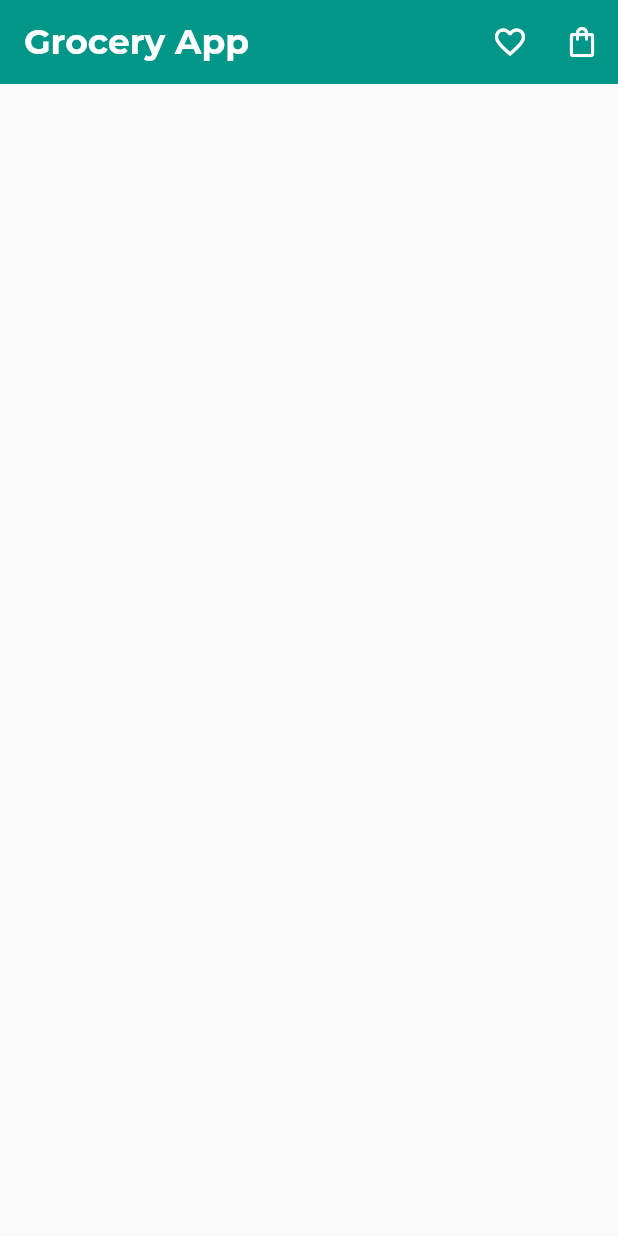
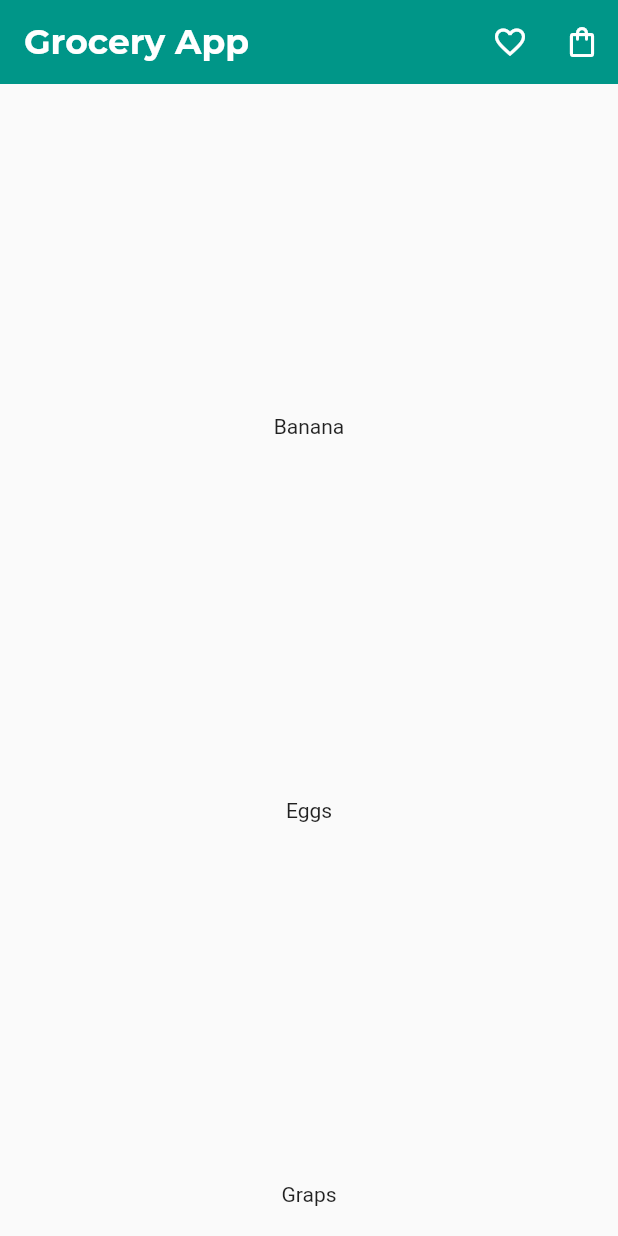
Before and after one commit to shemaabra/flutterbloc, a Flutter app: the screen it shows after launch, on a phone screen of 412 x 824 dp. Run offline on Flutter 3.47's test engine with Material 2 defaults, Android fonts, the phone set to English and light mode, and no system bars; our stand-ins replace bloc, flutter_bloc, google_fonts.

Commit message:
displayin data from static list

```diff
--- a/lib/data/grocery_data.dart
+++ b/lib/data/grocery_data.dart
@@ -1,26 +1,26 @@
 class GroceryData {
   static List<Map<String, dynamic>> groceryProduct = [
     {
-      'id': 1,
+      'id': '1',
       'name': 'Banana',
       'description': 'Fresh and yellow like yanga',
-      'price': 100,
+      'price': '100',
       'imageUrl':
           'https://w7.pngwing.com/pngs/55/75/png-transparent-graphy-banana-fruit-footage-berry-golden-banana-food-golden-frame-orange.png'
     },
     {
-      'id': 2,
+      'id': '2',
       'name': 'Eggs',
       'description': 'Fresh and yellow like yanga',
-      'price': 100,
+      'price': '100',
       'imageUrl':
           'https://encrypted-tbn0.gstatic.com/images?q=tbn:ANd9GcS3vpnv1uuwcaE0V2XvMPNIsqNfBBkbH2LSBA&usqp=CAU'
     },
     {
-      'id': 3,
+      'id': '3',
       'name': 'Graps',
       'description': 'Fresh and yellow like yanga',
-      'price': 100,
+      'price': '100',
       'imageUrl':
           'https://freepngimg.com/save/134889-fresh-black-grapes-free-download-image/1000x667'
     }
--- a/lib/feature/home/bloc/home_bloc.dart
+++ b/lib/feature/home/bloc/home_bloc.dart
@@ -2,12 +2,16 @@ import 'dart:async';
 
 import 'package:bloc/bloc.dart';
 import 'package:meta/meta.dart';
+
+import '../../../data/grocery_data.dart';
+import '../../../models/home_product_data.dart';
 
 part 'home_event.dart';
 part 'home_state.dart';
 
 class HomeBloc extends Bloc<HomeEvent, HomeState> {
   HomeBloc() : super(HomeInitial()) {
+    on<HomeInitialEvent>(homeInitialEvent);
     on<HomeProductWishlistButtonClickEvent>(
         homeProductWishlistButtonClickEvent);
     on<HomeProductCartButtonClickEvent>(homeProductCartButtonClickEvent);
@@ -18,6 +22,21 @@ class HomeBloc extends Bloc<HomeEvent, HomeState> {
     on<HomeProductCartButtonBavigateEvent>(homeProductCartButtonBavigateEvent);
   }
 
+  FutureOr<void> homeInitialEvent(
+      HomeInitialEvent event, Emitter<HomeState> emit) async {
+    emit(HomeLoadingState());
+    await Future.delayed(Duration(seconds: 3));
+    emit(HomeLoadingSuccessState(
+        products: GroceryData.groceryProduct
+            .map((e) => ProductDataModel(
+                id: e['id'],
+                name: e['name'],
+                description: e['description'],
+                price: e['price'],
+                imageUrl: e['imageUrl']))
+            .toList()));
+  }
+
   FutureOr<void> homeProductWishlistButtonClickEvent(
       HomeProductWishlistButtonClickEvent event, Emitter<HomeState> emit) {
     print("Add Product to wishlist");
@@ -25,7 +44,7 @@ class HomeBloc extends Bloc<HomeEvent, HomeState> {
 
   FutureOr<void> homeProductCartButtonClickEvent(
       HomeProductCartButtonClickEvent event, Emitter<HomeState> emit) {
-    print("Add product to cart");
+    print("Add product to cart!");
   }
 
   FutureOr<void> homeProductWishlistButtonNavigateEvent(
--- a/lib/feature/home/bloc/home_event.dart
+++ b/lib/feature/home/bloc/home_event.dart
@@ -2,6 +2,8 @@ part of 'home_bloc.dart';
 
 @immutable
 abstract class HomeEvent {}
+
+class HomeInitialEvent extends HomeEvent {}
 
 class HomeProductWishlistButtonClickEvent extends HomeEvent {}
 
--- a/lib/feature/home/bloc/home_state.dart
+++ b/lib/feature/home/bloc/home_state.dart
@@ -9,7 +9,11 @@ class HomeInitial extends HomeState {}
 
 class HomeLoadingState extends HomeState {}
 
-class HomeLoadingSuccessState extends HomeState {}
+class HomeLoadingSuccessState extends HomeState {
+  final List<ProductDataModel> products;
+
+  HomeLoadingSuccessState({required this.products});
+}
 
 class HomeErrorState extends HomeState {}
 
--- a/lib/feature/home/ui/home.dart
+++ b/lib/feature/home/ui/home.dart
@@ -1,4 +1,5 @@
 import 'package:bloc_static_example/feature/cart/ui/cart.dart';
+import 'package:bloc_static_example/feature/home/ui/product_tile_widget.dart';
 import 'package:bloc_static_example/feature/wishlist/ui/wishlist.dart';
 import 'package:flutter/material.dart';
 import 'package:flutter_bloc/flutter_bloc.dart';
@@ -14,6 +15,12 @@ class Home extends StatefulWidget {
 }
 
 class _HomeState extends State<Home> {
+  @override
+  void initState() {
+    homeBloc.add(HomeInitialEvent());
+    super.initState();
+  }
+
   final HomeBloc homeBloc = HomeBloc();
   @override
   Widget build(BuildContext context) {
@@ -33,12 +40,21 @@ class _HomeState extends State<Home> {
           Navigator.push(
             context,
             MaterialPageRoute(
-              builder: (context) => WishList(),
+              builder: (context) => const WishList(),
             ),
           );
         }
       },
       builder: (context, state) {
+        switch (state.runtimeType) {
+          case HomeLoadingState:
+            return const Scaffold(
+              body: Center(
+                child: CircularProgressIndicator(),
+              ),
+            );
+          case HomeLoadingSuccessState:
+            final successState = state as HomeLoadingSuccessState;
             return Scaffold(
               appBar: AppBar(
                 title: Text(
@@ -62,10 +78,25 @@ class _HomeState extends State<Home> {
                       homeBloc.add(HomeProductCartButtonBavigateEvent());
                     },
                     icon: const Icon(Icons.shopping_bag_outlined),
-              )
+                  ),
                 ],
               ),
+              body: ListView.builder(
+                  itemCount: successState.products.length,
+                  itemBuilder: (context, index) {
+                    return ProductTileWIdget(
+                        productDataModel: successState.products[index]);
+                  }),
             );
+          case HomeErrorState:
+            return const Scaffold(
+              body: Center(
+                child: Text("Error"),
+              ),
+            );
+          default:
+            return const SizedBox();
+        }
       },
     );
   }
--- /dev/null
+++ b/lib/feature/home/ui/product_tile_widget.dart
@@ -0,0 +1,24 @@
+import 'package:bloc_static_example/models/home_product_data.dart';
+import 'package:flutter/material.dart';
+
+class ProductTileWIdget extends StatelessWidget {
+  final ProductDataModel productDataModel;
+  const ProductTileWIdget({super.key, required this.productDataModel});
+
+  @override
+  Widget build(BuildContext context) {
+    return Container(
+      margin: const EdgeInsets.all(10),
+      padding: const EdgeInsets.all(10),
+      child: Column(
+        children: [
+          Container(
+            height: 200,
+            width: double.maxFinite,
+          ),
+          Text(productDataModel.name),
+        ],
+      ),
+    );
+  }
+}
--- a/lib/main.dart
+++ b/lib/main.dart
@@ -13,7 +13,7 @@ class MyApp extends StatelessWidget {
       theme: ThemeData(
         primaryColor: Colors.teal,
       ),
-      home: Home(),
+      home: const Home(),
     );
   }
 }
--- /dev/null
+++ b/lib/models/home_product_data.dart
@@ -0,0 +1,15 @@
+class ProductDataModel {
+  final String id;
+  final String name;
+  final String description;
+  final String price;
+  final String imageUrl;
+
+  ProductDataModel({
+    required this.id,
+    required this.name,
+    required this.description,
+    required this.price,
+    required this.imageUrl,
+  });
+}
```
Lines whose indentation alone changed are shown as unchanged.
